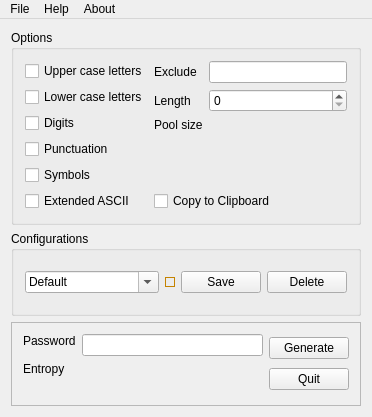
TimAllman/Password-Beaver, file mainwindow.ui: the form before one commit.
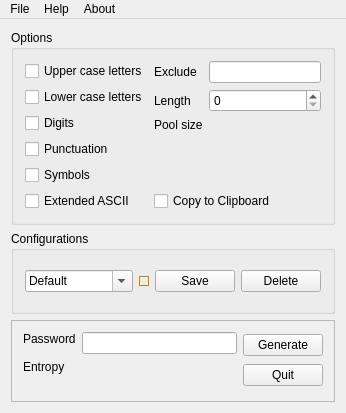
The form after the commit. Icons and pictures are not drawn. Custom widgets are drawn as their Qt base class.

```diff
--- a/mainwindow.ui
+++ b/mainwindow.ui
@@ -6,8 +6,8 @@
    <rect>
     <x>0</x>
     <y>0</y>
-    <width>372</width>
-    <height>417</height>
+    <width>346</width>
+    <height>413</height>
    </rect>
   </property>
   <property name="sizePolicy">
@@ -389,7 +389,7 @@
     <rect>
      <x>0</x>
      <y>0</y>
-     <width>372</width>
+     <width>346</width>
      <height>22</height>
     </rect>
    </property>
```
